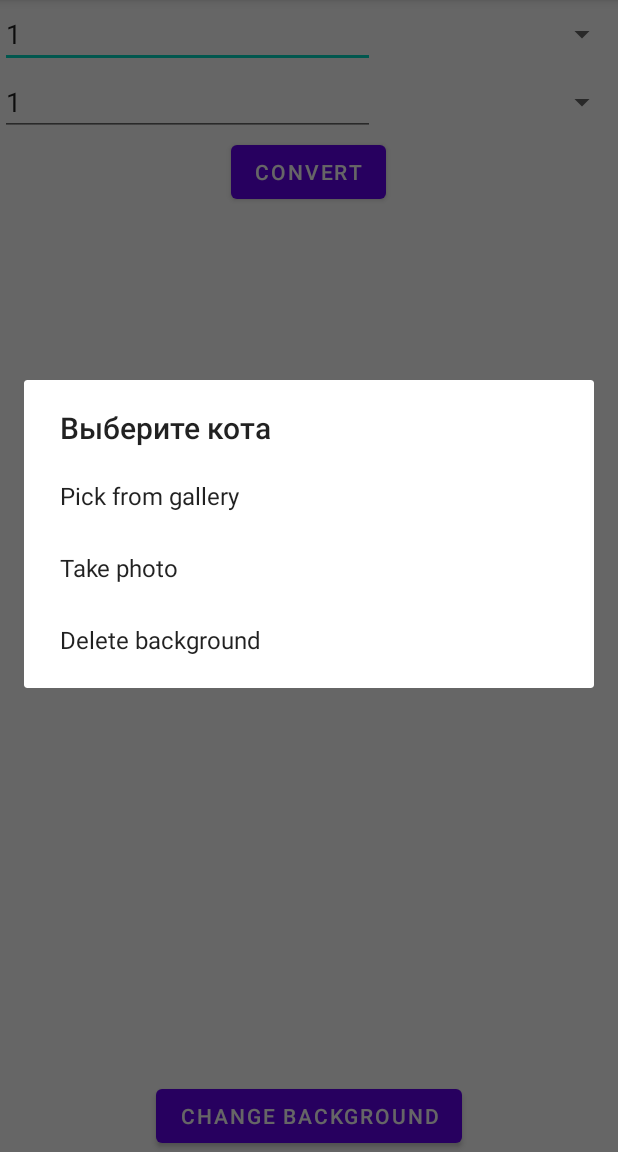
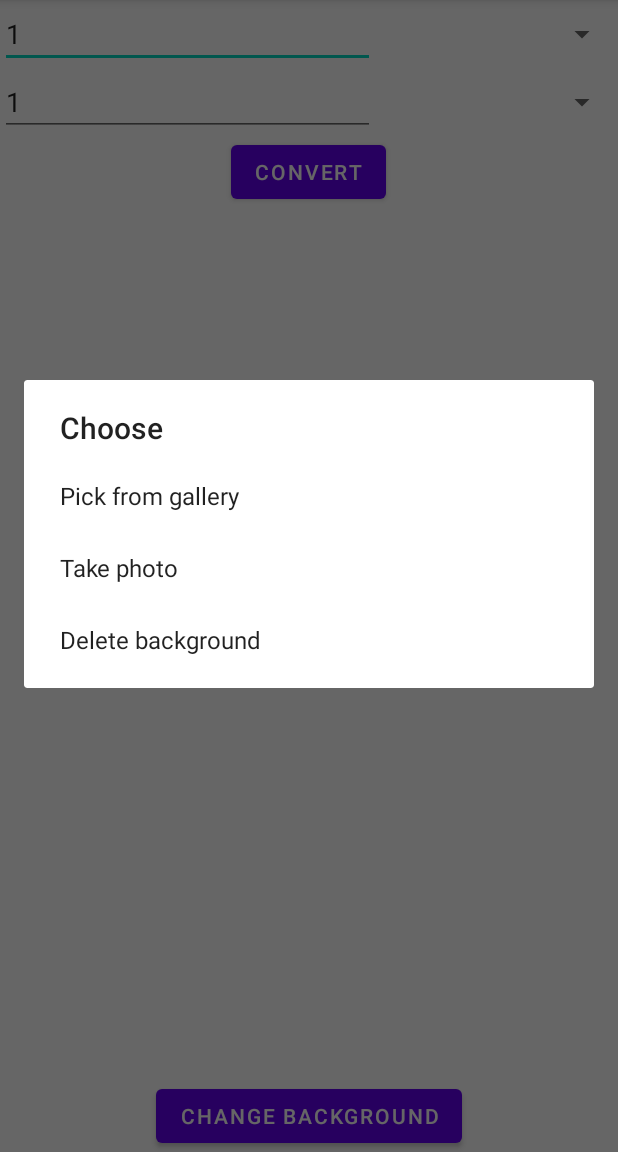
Before and after one commit to DunaevVladislav/CurrencyConverter, an Android app: the screen it shows after launch (MainActivity), after a tap on "CHANGE BACKGROUND", on a phone screen of 412 x 824 dp, the part 84-1236 px from its top. Run offline under Robolectric (Android 15) with nearby library versions, the phone set to English and light mode, and no system bars; our stand-ins replace Volley; network calls fail.

Commit message:
Fix typo

```diff
--- a/app/src/main/java/com/worldofcurrency/currencyconverter/PickImageDialogFragment.kt
+++ b/app/src/main/java/com/worldofcurrency/currencyconverter/PickImageDialogFragment.kt
@@ -12,7 +12,7 @@ class PickImageDialogFragment : DialogFragment() {
         val items = arrayOf("Pick from gallery", "Take photo", "Delete background")
         return activity?.let {
             val builder = AlertDialog.Builder(it)
-            builder.setTitle("Выберите кота")
+            builder.setTitle("Choose")
                 .setItems(
                     items
                 ) { _, which ->
```
